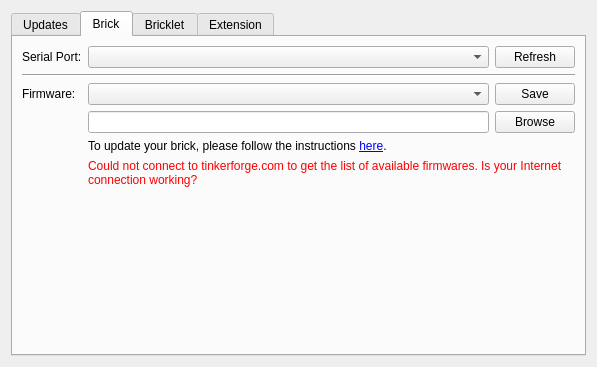
Tinkerforge/brickv, file src/brickv/ui/flashing.ui: the form before one commit.
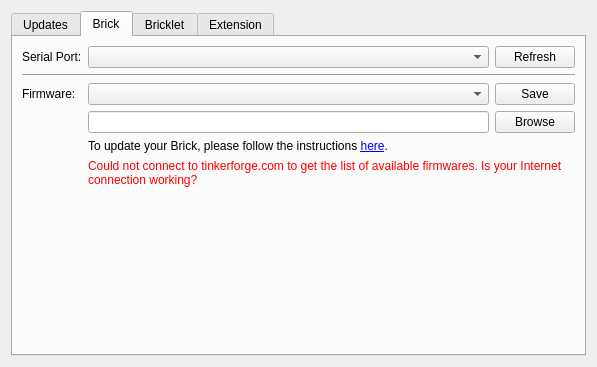
The form after the commit. The open tabs and pages were chosen to show the change.

Commit message: flashing: Fix typo

The edit to the form file:
```diff
--- a/src/brickv/ui/flashing.ui
+++ b/src/brickv/ui/flashing.ui
@@ -170,7 +170,7 @@
          <item row="4" column="1" colspan="2">
           <widget class="QLabel" name="label_update_instructions">
            <property name="text">
-            <string>To update your brick, please follow the instructions &lt;a href=https://www.tinkerforge.com/en/doc/Software/Brickv.html#brick-firmware-flashing&gt;here&lt;/a&gt;.</string>
+            <string>To update your Brick, please follow the instructions &lt;a href=https://www.tinkerforge.com/en/doc/Software/Brickv.html#brick-firmware-flashing&gt;here&lt;/a&gt;.</string>
            </property>
            <property name="openExternalLinks">
             <bool>true</bool>
```
